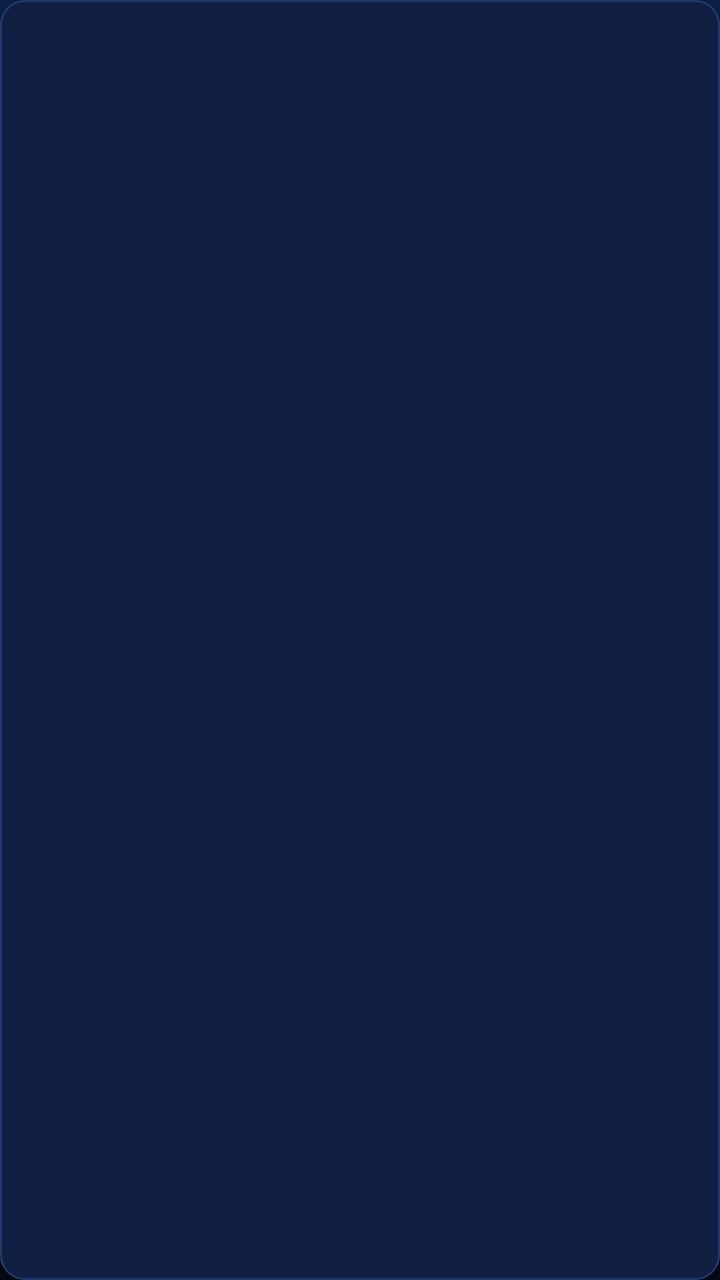
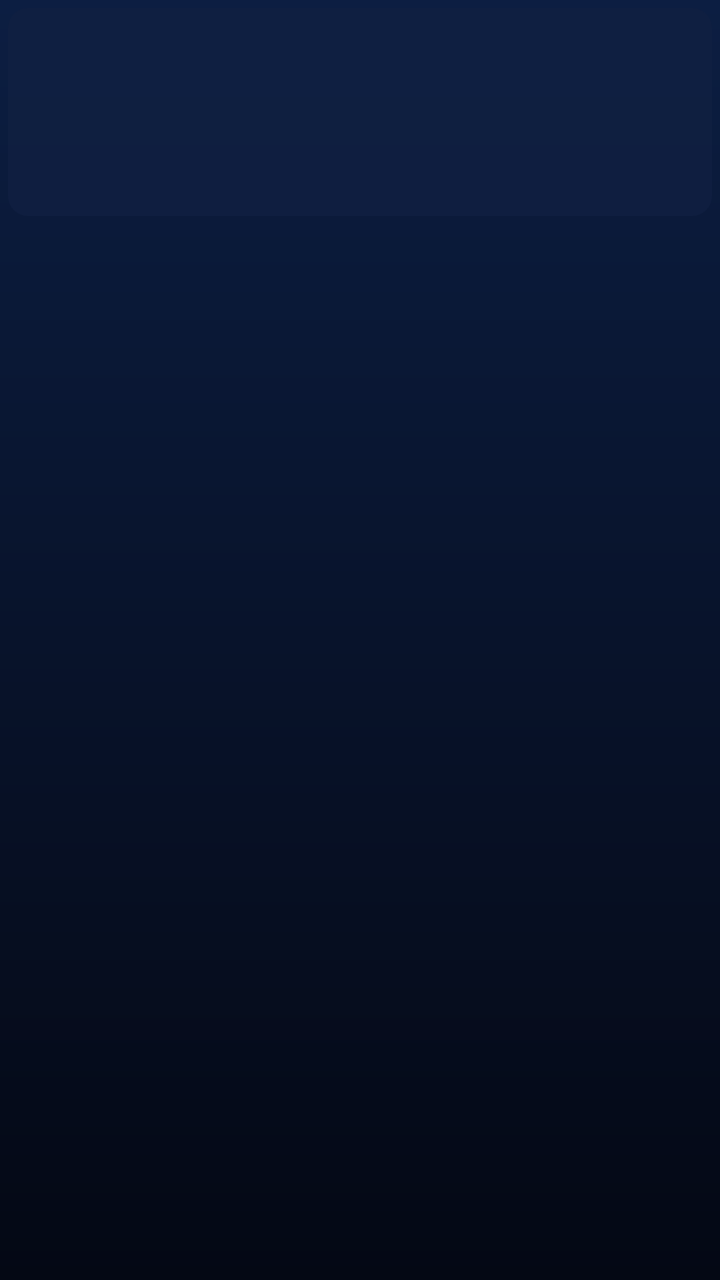

An Android layout rendered at two revisions. The XML below is the earlier revision; the diff shows what the commit changed to produce the second picture.
<!-- AndroidManifest.xml: application theme Theme.WiseIPTV.TV -->
<!-- res/layout/item_tv_channel.xml -->
<?xml version="1.0" encoding="utf-8"?>
<LinearLayout xmlns:android="http://schemas.android.com/apk/res/android"
    android:layout_width="match_parent" android:layout_height="64dp"
    android:orientation="horizontal" android:gravity="center_vertical"
    android:padding="8dp" android:layout_marginBottom="6dp"
    android:focusable="true" android:clickable="true"
    android:background="@drawable/bg_tv_card_focus">
    <ImageView android:id="@+id/img_logo"
        android:layout_width="64dp" android:layout_height="48dp"
        android:scaleType="fitCenter" android:contentDescription="@null"/>
    <LinearLayout android:layout_width="0dp" android:layout_height="wrap_content"
        android:layout_weight="1" android:orientation="vertical" android:layout_marginStart="12dp">
        <TextView android:id="@+id/tv_name"
            android:layout_width="match_parent" android:layout_height="wrap_content"
            android:textColor="@color/white" android:textSize="16sp" android:textStyle="bold"
            android:maxLines="1" android:ellipsize="end"/>
        <TextView android:id="@+id/tv_group"
            android:layout_width="match_parent" android:layout_height="wrap_content"
            android:textColor="@color/text_secondary" android:textSize="12sp"
            android:maxLines="1" android:ellipsize="end"/>
    </LinearLayout>
    <TextView android:id="@+id/tv_live"
        android:layout_width="wrap_content" android:layout_height="wrap_content"
        android:text="EN DIRECT" android:textColor="@color/white"
        android:background="@drawable/bg_badge_live" android:textSize="9sp" android:textStyle="bold"
        android:paddingStart="6dp" android:paddingEnd="6dp" android:paddingTop="2dp" android:paddingBottom="2dp"
        android:visibility="gone"/>
</LinearLayout>
<!-- resources referenced by this layout -->
<resources>
  <color name="text_secondary">#8FA6CC</color>
  <color name="white">#FFFFFF</color>
  <!-- drawable bg_badge_live (drawable) -->
  <?xml version="1.0" encoding="utf-8"?>
  <shape xmlns:android="http://schemas.android.com/apk/res/android" android:shape="rectangle">
      <solid android:color="@color/live_red"/>
      <corners android:radius="6dp"/>
  </shape>
  <!-- drawable bg_tv_card_focus (drawable) -->
  <?xml version="1.0" encoding="utf-8"?>
  <selector xmlns:android="http://schemas.android.com/apk/res/android">
      <item android:state_focused="true">
          <shape android:shape="rectangle">
              <solid android:color="#2A4C8F"/>
              <stroke android:width="2dp" android:color="#4DA3FF"/>
              <corners android:radius="12dp"/>
          </shape>
      </item>
      <item>
          <shape android:shape="rectangle">
              <solid android:color="#112042"/>
              <stroke android:width="1dp" android:color="#22396B"/>
              <corners android:radius="12dp"/>
          </shape>
      </item>
  </selector>
  <style name="Theme.WiseIPTV.TV" parent="Theme.Leanback">
          <item name="colorPrimary">@color/wise_blue</item>
          <item name="colorPrimaryDark">@color/wise_blue_dark</item>
          <item name="colorAccent">@color/wise_blue_light</item>
          <item name="android:colorBackground">@color/wise_bg</item>
          <item name="android:windowBackground">@drawable/bg_app_gradient</item>
          <item name="android:navigationBarColor">@color/wise_bg_bottom</item>
          <item name="android:alertDialogTheme">@style/Wise.Dialog.TV</item>
      </style>
  <color name="live_red">#E5322D</color>
  <color name="wise_blue">#1F7AE0</color>
  <color name="wise_blue_dark">#0D3D6E</color>
  <color name="wise_blue_light">#4DA3FF</color>
  <color name="wise_bg">#060D1F</color>
  <!-- drawable bg_app_gradient (drawable) -->
  <?xml version="1.0" encoding="utf-8"?>
  <shape xmlns:android="http://schemas.android.com/apk/res/android" android:shape="rectangle">
      <gradient android:angle="270" android:startColor="@color/wise_bg_top" android:endColor="@color/wise_bg_bottom"/>
  </shape>
  <color name="wise_bg_bottom">#040814</color>
  <style name="Wise.Dialog.TV" parent="android:Theme.Material.Dialog.Alert">
          <item name="android:windowBackground">@drawable/bg_card</item>
          <item name="android:colorAccent">@color/wise_blue_light</item>
          <item name="android:textColorPrimary">@color/white</item>
          <item name="android:textColorSecondary">@color/text_secondary</item>
      </style>
  <color name="wise_bg_top">#0C1E42</color>
  <!-- drawable bg_card (drawable) -->
  <?xml version="1.0" encoding="utf-8"?>
  <shape xmlns:android="http://schemas.android.com/apk/res/android" android:shape="rectangle">
      <solid android:color="@color/wise_card"/>
      <corners android:radius="16dp"/>
      <stroke android:width="1dp" android:color="@color/wise_card_stroke"/>
  </shape>
  <color name="wise_card">#112042</color>
  <color name="wise_card_stroke">#22396B</color>
</resources>

<!-- the commit's change to res/layout/item_tv_channel.xml (unified diff, before → after) -->
@@ -1,28 +1,31 @@
 <?xml version="1.0" encoding="utf-8"?>
 <LinearLayout xmlns:android="http://schemas.android.com/apk/res/android"
-    android:layout_width="match_parent" android:layout_height="64dp"
-    android:orientation="horizontal" android:gravity="center_vertical"
-    android:padding="8dp" android:layout_marginBottom="6dp"
+    android:layout_width="196dp" android:layout_height="wrap_content"
+    android:orientation="vertical" android:padding="4dp"
+    android:layout_marginEnd="10dp"
     android:focusable="true" android:clickable="true"
-    android:background="@drawable/bg_tv_card_focus">
-    <ImageView android:id="@+id/img_logo"
-        android:layout_width="64dp" android:layout_height="48dp"
-        android:scaleType="fitCenter" android:contentDescription="@null"/>
-    <LinearLayout android:layout_width="0dp" android:layout_height="wrap_content"
-        android:layout_weight="1" android:orientation="vertical" android:layout_marginStart="12dp">
-        <TextView android:id="@+id/tv_name"
-            android:layout_width="match_parent" android:layout_height="wrap_content"
-            android:textColor="@color/white" android:textSize="16sp" android:textStyle="bold"
-            android:maxLines="1" android:ellipsize="end"/>
-        <TextView android:id="@+id/tv_group"
-            android:layout_width="match_parent" android:layout_height="wrap_content"
-            android:textColor="@color/text_secondary" android:textSize="12sp"
-            android:maxLines="1" android:ellipsize="end"/>
-    </LinearLayout>
-    <TextView android:id="@+id/tv_live"
-        android:layout_width="wrap_content" android:layout_height="wrap_content"
-        android:text="EN DIRECT" android:textColor="@color/white"
-        android:background="@drawable/bg_badge_live" android:textSize="9sp" android:textStyle="bold"
-        android:paddingStart="6dp" android:paddingEnd="6dp" android:paddingTop="2dp" android:paddingBottom="2dp"
-        android:visibility="gone"/>
+    android:background="@drawable/bg_card_poster_focus">
+    <FrameLayout android:layout_width="match_parent" android:layout_height="104dp"
+        android:background="@drawable/bg_card_poster">
+        <ImageView android:id="@+id/img_logo"
+            android:layout_width="match_parent" android:layout_height="match_parent"
+            android:padding="14dp" android:scaleType="fitCenter" android:contentDescription="@null"/>
+        <TextView android:id="@+id/tv_live"
+            android:layout_width="wrap_content" android:layout_height="wrap_content"
+            android:layout_gravity="top|start" android:layout_margin="6dp"
+            android:text="EN DIRECT" android:textColor="@color/white"
+            android:background="@drawable/bg_badge_live" android:textSize="9sp" android:textStyle="bold"
+            android:paddingStart="6dp" android:paddingEnd="6dp" android:paddingTop="2dp" android:paddingBottom="2dp"
+            android:visibility="gone"/>
+    </FrameLayout>
+    <TextView android:id="@+id/tv_name"
+        android:layout_width="match_parent" android:layout_height="wrap_content"
+        android:layout_marginTop="6dp" android:paddingStart="2dp" android:paddingEnd="2dp"
+        android:textColor="@color/white" android:textSize="14sp" android:textStyle="bold"
+        android:maxLines="1" android:ellipsize="end"/>
+    <TextView android:id="@+id/tv_group"
+        android:layout_width="match_parent" android:layout_height="wrap_content"
+        android:paddingStart="2dp" android:paddingEnd="2dp"
+        android:textColor="@color/text_secondary" android:textSize="11sp"
+        android:maxLines="1" android:ellipsize="end"/>
 </LinearLayout>
<!-- resource entries referenced after the edit -->
@@ -8,21 +8,26 @@
       <solid android:color="@color/live_red"/>
       <corners android:radius="6dp"/>
   </shape>
-  <!-- drawable bg_tv_card_focus (drawable) -->
+  <!-- drawable bg_card_poster (drawable) -->
+  <?xml version="1.0" encoding="utf-8"?>
+  <shape xmlns:android="http://schemas.android.com/apk/res/android" android:shape="rectangle">
+      <solid android:color="#CC112042"/>
+      <corners android:radius="10dp"/>
+  </shape>
+  <!-- drawable bg_card_poster_focus (drawable) -->
   <?xml version="1.0" encoding="utf-8"?>
   <selector xmlns:android="http://schemas.android.com/apk/res/android">
       <item android:state_focused="true">
           <shape android:shape="rectangle">
-              <solid android:color="#2A4C8F"/>
-              <stroke android:width="2dp" android:color="#4DA3FF"/>
-              <corners android:radius="12dp"/>
+              <solid android:color="#00000000"/>
+              <stroke android:width="3dp" android:color="#FFFFFF"/>
+              <corners android:radius="14dp"/>
           </shape>
       </item>
       <item>
           <shape android:shape="rectangle">
-              <solid android:color="#112042"/>
-              <stroke android:width="1dp" android:color="#22396B"/>
-              <corners android:radius="12dp"/>
+              <solid android:color="#00000000"/>
+              <corners android:radius="14dp"/>
           </shape>
       </item>
   </selector>
